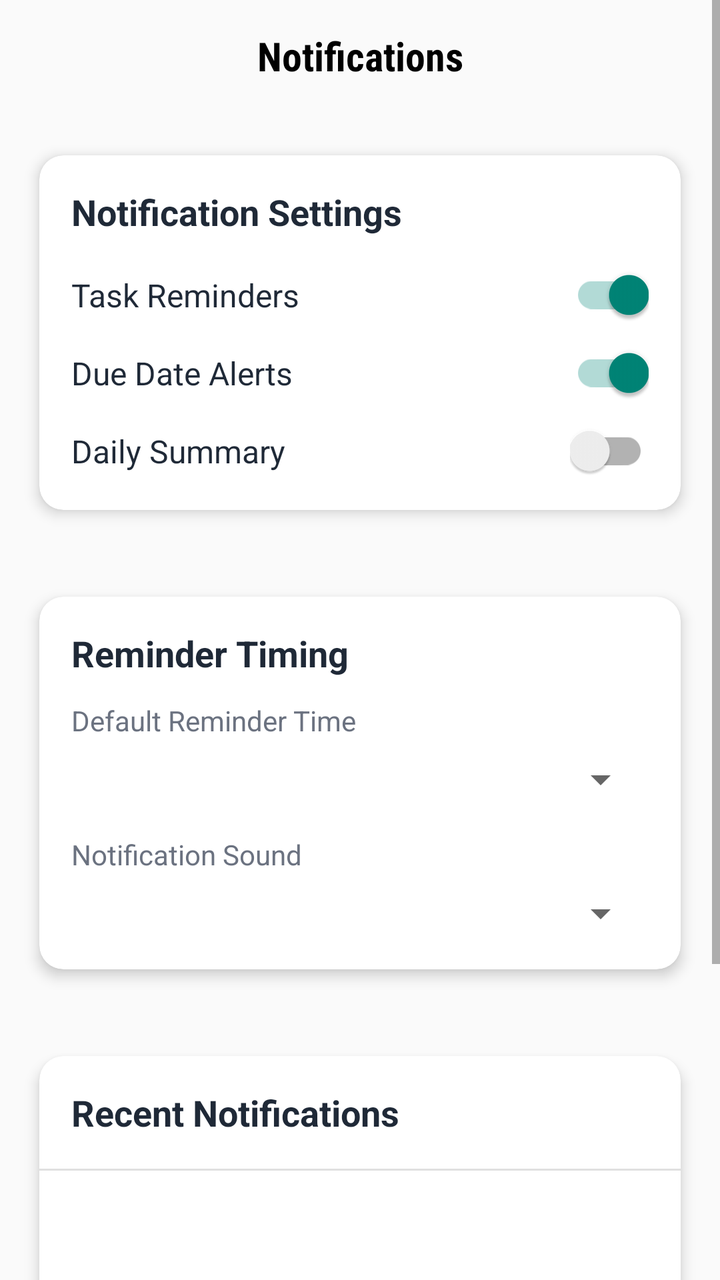
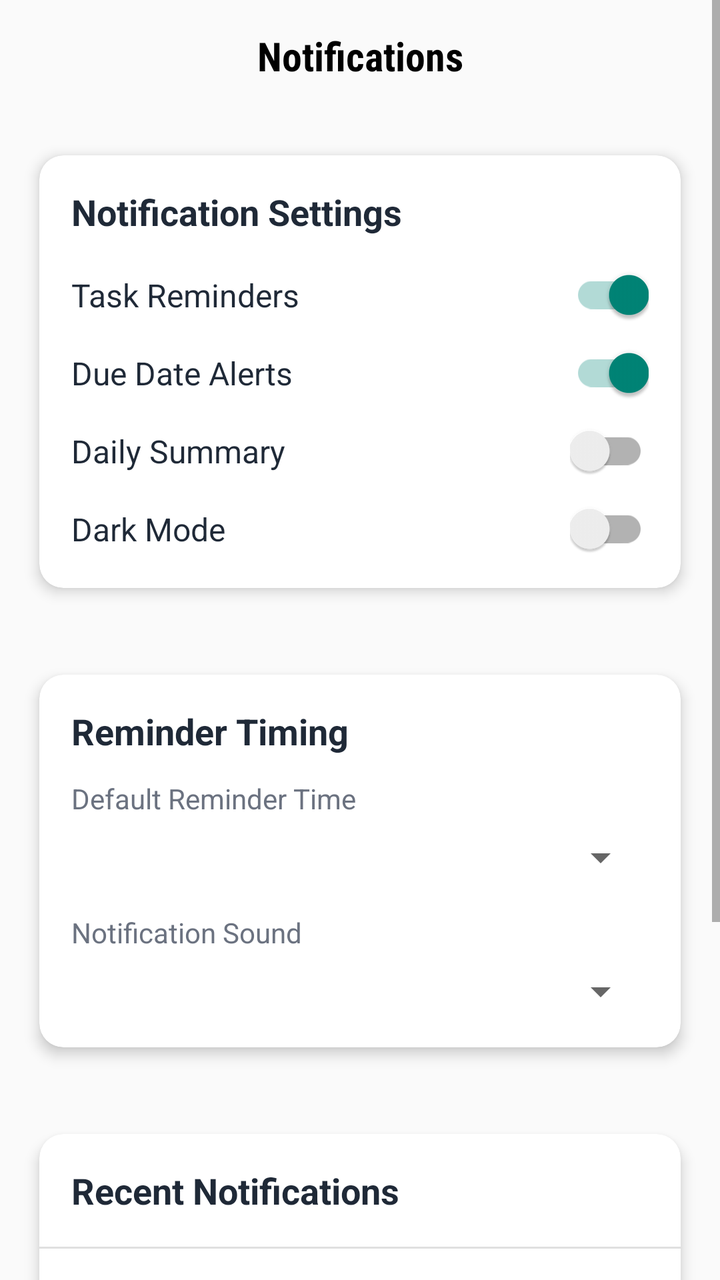

Before-and-after screenshots of an Android layout around one commit, followed by the original layout XML and the change that was made.
<!-- AndroidManifest.xml: application theme Theme.ToDoApp -->
<!-- res/layout/activity_notifications.xml -->
<?xml version="1.0" encoding="utf-8"?>
<ScrollView xmlns:android="http://schemas.android.com/apk/res/android"
    xmlns:app="http://schemas.android.com/apk/res-auto"
    android:layout_width="match_parent"
    android:layout_height="match_parent"
    android:fillViewport="true">

    <LinearLayout
        android:layout_width="match_parent"
        android:layout_height="wrap_content"
        android:orientation="vertical">

        
        <com.google.android.material.appbar.MaterialToolbar
            android:id="@+id/toolbar"
            android:layout_width="match_parent"
            android:layout_height="?attr/actionBarSize"
            android:theme="@style/ThemeOverlay.MaterialComponents.Dark.ActionBar">

            <TextView
                android:layout_width="wrap_content"
                android:layout_height="wrap_content"
                android:text="Notifications"
                android:layout_gravity="center"
                android:textColor="@color/black"
                android:fontFamily="sans-serif-condensed"
                android:textSize="20sp"
                android:textStyle="bold" />

        </com.google.android.material.appbar.MaterialToolbar>

        
        <androidx.cardview.widget.CardView
            android:layout_width="match_parent"
            android:layout_height="wrap_content"
            android:layout_margin="12dp"
            app:cardCornerRadius="12dp"
            app:cardElevation="4dp"
            app:cardUseCompatPadding="true">

            <LinearLayout
                android:layout_width="match_parent"
                android:layout_height="wrap_content"
                android:orientation="vertical"
                android:padding="16dp">

                <TextView
                    android:layout_width="match_parent"
                    android:layout_height="wrap_content"
                    android:text="Notification Settings"
                    android:textColor="@color/text_primary"
                    android:textSize="18sp"
                    android:textStyle="bold" />

                
                <LinearLayout
                    android:layout_width="match_parent"
                    android:layout_height="wrap_content"
                    android:orientation="horizontal"
                    android:gravity="center_vertical"
                    android:layout_marginTop="16dp">

                    <TextView
                        android:layout_width="0dp"
                        android:layout_height="wrap_content"
                        android:layout_weight="1"
                        android:text="Task Reminders"
                        android:textColor="@color/text_primary"
                        android:textSize="16sp" />

                    <com.google.android.material.switchmaterial.SwitchMaterial
                        android:id="@+id/switch_task_reminders"
                        android:layout_width="wrap_content"
                        android:layout_height="wrap_content"
                        android:checked="true" />

                </LinearLayout>

                
                <LinearLayout
                    android:layout_width="match_parent"
                    android:layout_height="wrap_content"
                    android:orientation="horizontal"
                    android:gravity="center_vertical"
                    android:layout_marginTop="12dp">

                    <TextView
                        android:layout_width="0dp"
                        android:layout_height="wrap_content"
                        android:layout_weight="1"
                        android:text="Due Date Alerts"
                        android:textColor="@color/text_primary"
                        android:textSize="16sp" />

                    <com.google.android.material.switchmaterial.SwitchMaterial
                        android:id="@+id/switch_due_date_alerts"
                        android:layout_width="wrap_content"
                        android:layout_height="wrap_content"
                        android:checked="true" />

                </LinearLayout>

                
                <LinearLayout
                    android:layout_width="match_parent"
                    android:layout_height="wrap_content"
                    android:orientation="horizontal"
                    android:gravity="center_vertical"
                    android:layout_marginTop="12dp">

                    <TextView
                        android:layout_width="0dp"
                        android:layout_height="wrap_content"
                        android:layout_weight="1"
                        android:text="Daily Summary"
                        android:textColor="@color/text_primary"
                        android:textSize="16sp" />

                    <com.google.android.material.switchmaterial.SwitchMaterial
                        android:id="@+id/switch_daily_summary"
                        android:layout_width="wrap_content"
                        android:layout_height="wrap_content" />

                </LinearLayout>

            </LinearLayout>

        </androidx.cardview.widget.CardView>

        
        <androidx.cardview.widget.CardView
            android:layout_width="match_parent"
            android:layout_height="wrap_content"
            android:layout_margin="12dp"
            app:cardCornerRadius="12dp"
            app:cardElevation="4dp"
            app:cardUseCompatPadding="true">

            <LinearLayout
                android:layout_width="match_parent"
                android:layout_height="wrap_content"
                android:orientation="vertical"
                android:padding="16dp">

                <TextView
                    android:layout_width="match_parent"
                    android:layout_height="wrap_content"
                    android:text="Reminder Timing"
                    android:textColor="@color/text_primary"
                    android:textSize="18sp"
                    android:textStyle="bold" />

                
                <LinearLayout
                    android:layout_width="match_parent"
                    android:layout_height="wrap_content"
                    android:orientation="vertical"
                    android:layout_marginTop="12dp">

                    <TextView
                        android:layout_width="match_parent"
                        android:layout_height="wrap_content"
                        android:text="Default Reminder Time"
                        android:textColor="@color/text_secondary"
                        android:textSize="14sp" />

                    <Spinner
                        android:id="@+id/spinner_reminder_time"
                        android:layout_width="match_parent"
                        android:layout_height="wrap_content"
                        android:layout_marginTop="8dp"
                        android:padding="12dp" />

                </LinearLayout>

                
                <LinearLayout
                    android:layout_width="match_parent"
                    android:layout_height="wrap_content"
                    android:orientation="vertical"
                    android:layout_marginTop="16dp">

                    <TextView
                        android:layout_width="match_parent"
                        android:layout_height="wrap_content"
                        android:text="Notification Sound"
                        android:textColor="@color/text_secondary"
                        android:textSize="14sp" />

                    <Spinner
                        android:id="@+id/spinner_notification_sound"
                        android:layout_width="match_parent"
                        android:layout_height="wrap_content"
                        android:layout_marginTop="8dp"
                        android:padding="12dp" />

                </LinearLayout>

            </LinearLayout>

        </androidx.cardview.widget.CardView>

        
        <androidx.cardview.widget.CardView
            android:layout_width="match_parent"
            android:layout_height="wrap_content"
            android:layout_margin="12dp"
            app:cardCornerRadius="12dp"
            app:cardElevation="4dp"
            app:cardUseCompatPadding="true">

            <LinearLayout
                android:layout_width="match_parent"
                android:layout_height="wrap_content"
                android:orientation="vertical"
                android:minHeight="300dp">

                <TextView
                    android:layout_width="match_parent"
                    android:layout_height="wrap_content"
                    android:text="Recent Notifications"
                    android:textColor="@color/text_primary"
                    android:textSize="18sp"
                    android:textStyle="bold"
                    android:padding="16dp" />

                <View
                    android:layout_width="match_parent"
                    android:layout_height="1dp"
                    android:background="?android:attr/listDivider" />

                <androidx.recyclerview.widget.RecyclerView
                    android:id="@+id/recycler_view_notifications"
                    android:layout_width="match_parent"
                    android:layout_height="wrap_content"
                    android:padding="8dp"
                    android:minHeight="200dp" />

                
                <LinearLayout
                    android:id="@+id/empty_state_layout"
                    android:layout_width="match_parent"
                    android:layout_height="200dp"
                    android:orientation="vertical"
                    android:gravity="center"
                    android:visibility="gone">

                    <TextView
                        android:layout_width="wrap_content"
                        android:layout_height="wrap_content"
                        android:text="No Notifications"
                        android:textColor="@color/text_secondary"
                        android:textSize="16sp"
                        android:layout_marginTop="16dp" />

                    <TextView
                        android:layout_width="wrap_content"
                        android:layout_height="wrap_content"
                        android:text="You're all caught up!"
                        android:textColor="@color/text_secondary"
                        android:textSize="14sp"
                        android:layout_marginTop="8dp" />

                </LinearLayout>

            </LinearLayout>

        </androidx.cardview.widget.CardView>

    </LinearLayout>

</ScrollView>
<!-- resources referenced by this layout -->
<resources>
  <color name="black">#FF000000</color>
  <color name="text_primary">#1F2937</color>
  <color name="text_secondary">#6B7280</color>
  <style name="Theme.ToDoApp" parent="Base.Theme.ToDoApp" />
  <style name="Base.Theme.ToDoApp" parent="Theme.AppCompat.DayNight.NoActionBar">
          <item name="colorPrimary">@color/primary_color</item>
          <item name="colorPrimaryVariant">@color/primary_dark</item>
          <item name="colorOnPrimary">@color/white</item>
          <item name="colorSecondary">@color/green</item>
  
          <item name="colorOnSecondary">@color/white</item>
          
      </style>
  <color name="primary_color">#2196F3</color>
  <color name="primary_dark">#1976D2</color>
  <color name="white">#FFFFFFFF</color>
  <color name="green">#4CAF50</color>
</resources>

<!-- the commit's change to res/layout/activity_notifications.xml (unified diff, before → after) -->
@@ -10,7 +10,6 @@
         android:layout_height="wrap_content"
         android:orientation="vertical">
 
-        
         <com.google.android.material.appbar.MaterialToolbar
             android:id="@+id/toolbar"
             android:layout_width="match_parent"
@@ -29,7 +28,6 @@
 
         </com.google.android.material.appbar.MaterialToolbar>
 
-        
         <androidx.cardview.widget.CardView
             android:layout_width="match_parent"
             android:layout_height="wrap_content"
@@ -52,7 +50,6 @@
                     android:textSize="18sp"
                     android:textStyle="bold" />
 
-                
                 <LinearLayout
                     android:layout_width="match_parent"
                     android:layout_height="wrap_content"
@@ -76,7 +73,6 @@
 
                 </LinearLayout>
 
-                
                 <LinearLayout
                     android:layout_width="match_parent"
                     android:layout_height="wrap_content"
@@ -100,7 +96,6 @@
 
                 </LinearLayout>
 
-                
                 <LinearLayout
                     android:layout_width="match_parent"
                     android:layout_height="wrap_content"
@@ -123,11 +118,32 @@
 
                 </LinearLayout>
 
+                <LinearLayout
+                    android:layout_width="match_parent"
+                    android:layout_height="wrap_content"
+                    android:orientation="horizontal"
+                    android:gravity="center_vertical"
+                    android:layout_marginTop="12dp">
+
+                    <TextView
+                        android:layout_width="0dp"
+                        android:layout_height="wrap_content"
+                        android:layout_weight="1"
+                        android:text="Dark Mode"
+                        android:textColor="@color/text_primary"
+                        android:textSize="16sp" />
+
+                    <com.google.android.material.switchmaterial.SwitchMaterial
+                        android:id="@+id/switch_dark_theme"
+                        android:layout_width="wrap_content"
+                        android:layout_height="wrap_content"
+                        android:checked="false" />
+
+                </LinearLayout>
             </LinearLayout>
 
         </androidx.cardview.widget.CardView>
 
-        
         <androidx.cardview.widget.CardView
             android:layout_width="match_parent"
             android:layout_height="wrap_content"
@@ -150,7 +166,6 @@
                     android:textSize="18sp"
                     android:textStyle="bold" />
 
-                
                 <LinearLayout
                     android:layout_width="match_parent"
                     android:layout_height="wrap_content"
@@ -173,7 +188,6 @@
 
                 </LinearLayout>
 
-                
                 <LinearLayout
                     android:layout_width="match_parent"
                     android:layout_height="wrap_content"
@@ -200,7 +214,6 @@
 
         </androidx.cardview.widget.CardView>
 
-        
         <androidx.cardview.widget.CardView
             android:layout_width="match_parent"
             android:layout_height="wrap_content"
@@ -236,7 +249,6 @@
                     android:padding="8dp"
                     android:minHeight="200dp" />
 
-                
                 <LinearLayout
                     android:id="@+id/empty_state_layout"
                     android:layout_width="match_parent"
